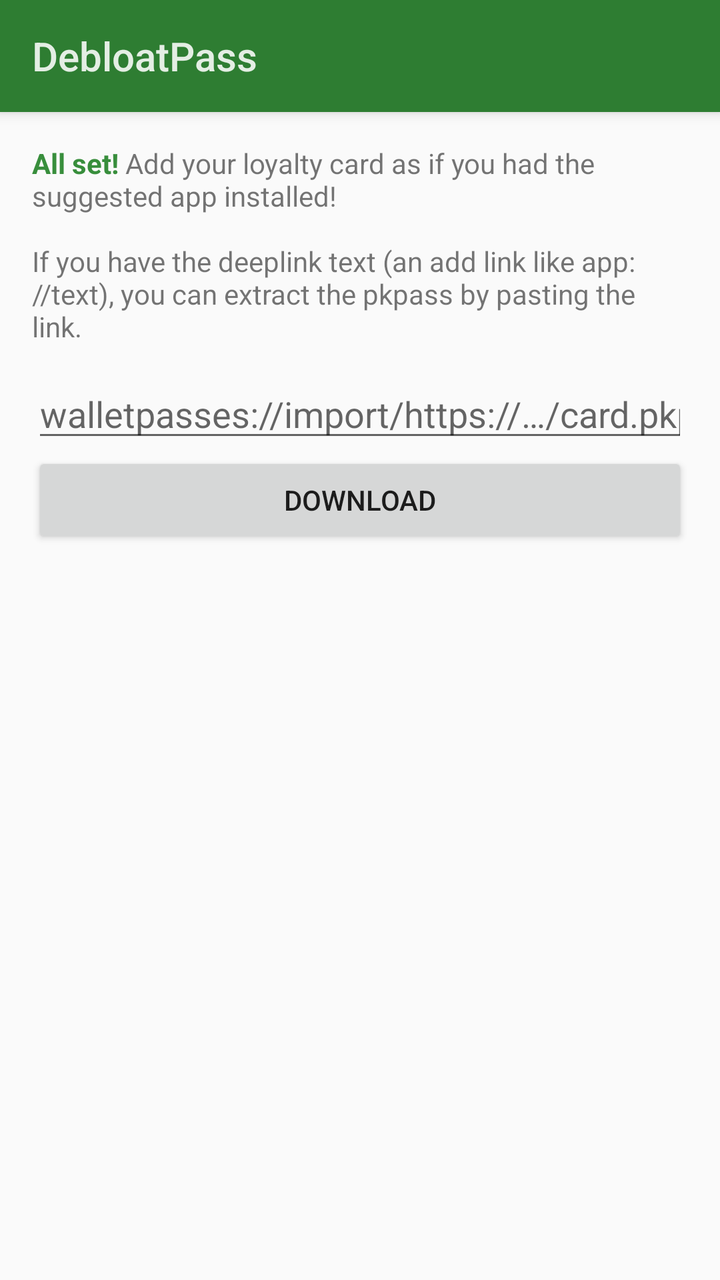
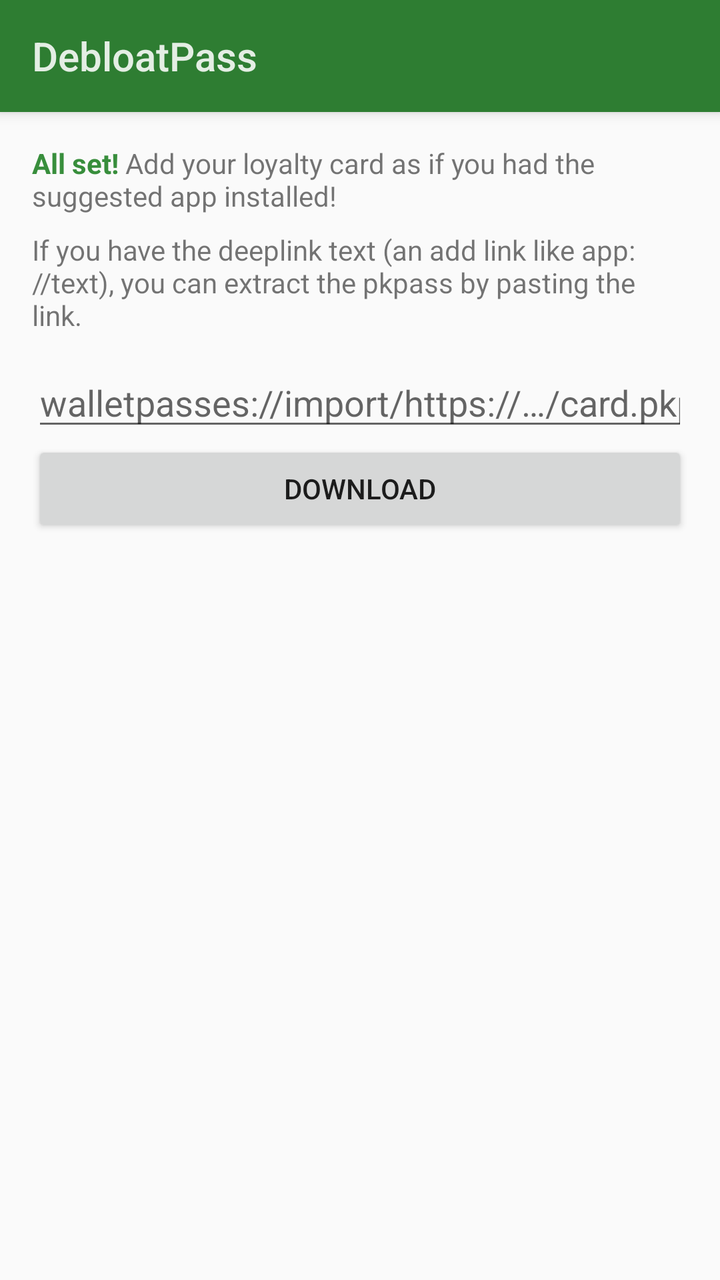

Two renders of the same Android screen: before a commit and after it. Below are the layout's source before the change and the commit's diff.
<!-- AndroidManifest.xml: application theme AppTheme -->
<!-- res/layout/activity_import.xml -->
<?xml version="1.0" encoding="utf-8"?>
<LinearLayout xmlns:android="http://schemas.android.com/apk/res/android"
    android:id="@+id/root"
    android:layout_width="match_parent"
    android:layout_height="match_parent"
    android:orientation="vertical">

    <Toolbar
        android:id="@+id/toolbar"
        android:layout_width="match_parent"
        android:layout_height="wrap_content"
        android:background="?android:attr/colorPrimary"
        android:elevation="4dp"
        android:minHeight="?android:attr/actionBarSize"
        android:theme="@android:style/ThemeOverlay.Material.Dark.ActionBar"
        android:title="@string/app_name" />

    <ScrollView
        android:id="@+id/scroll"
        android:layout_width="match_parent"
        android:layout_height="0dp"
        android:layout_weight="1"
        android:clipToPadding="false"
        android:fillViewport="true">

        <LinearLayout
            android:layout_width="match_parent"
            android:layout_height="wrap_content"
            android:orientation="vertical"
            android:padding="16dp">

            <TextView
                android:id="@+id/intro"
                android:layout_width="match_parent"
                android:layout_height="wrap_content"
                android:text="@string/intro"
                android:textAppearance="?android:attr/textAppearanceSmall" />

            <EditText
                android:id="@+id/url"
                android:layout_width="match_parent"
                android:layout_height="wrap_content"
                android:layout_marginTop="12dp"
                android:hint="@string/hint_url"
                android:importantForAutofill="no"
                android:inputType="textUri"
                android:imeOptions="actionGo" />

            <Button
                android:id="@+id/fetch"
                android:layout_width="match_parent"
                android:layout_height="wrap_content"
                android:text="@string/fetch" />

            <ProgressBar
                android:id="@+id/progress"
                android:layout_width="wrap_content"
                android:layout_height="wrap_content"
                android:layout_gravity="center_horizontal"
                android:layout_marginTop="16dp"
                android:visibility="gone" />

            <TextView
                android:id="@+id/status"
                android:layout_width="match_parent"
                android:layout_height="wrap_content"
                android:layout_marginTop="16dp"
                android:textAppearance="?android:attr/textAppearanceMedium"
                android:textIsSelectable="true" />

            <LinearLayout
                android:id="@+id/actions"
                android:layout_width="match_parent"
                android:layout_height="wrap_content"
                android:layout_marginTop="16dp"
                android:orientation="vertical"
                android:visibility="gone">

                <Button
                    android:id="@+id/open"
                    android:layout_width="match_parent"
                    android:layout_height="wrap_content"
                    android:text="@string/open" />

                <Button
                    android:id="@+id/share"
                    android:layout_width="match_parent"
                    android:layout_height="wrap_content"
                    android:text="@string/share" />

                <Button
                    android:id="@+id/save"
                    android:layout_width="match_parent"
                    android:layout_height="wrap_content"
                    android:text="@string/save" />
            </LinearLayout>
        </LinearLayout>
    </ScrollView>
</LinearLayout>
<!-- resources referenced by this layout -->
<resources>
  <string name="app_name" translatable="false">DebloatPass</string>
  <string name="fetch">Download</string>
  <string name="hint_url" translatable="false">walletpasses://import/https://…/card.pkpass</string>
  <string name="intro"><font color="#388E3C"><b>All set!</b></font> Add your loyalty card as if you had the suggested app installed!\n\nIf you have the deeplink text (an add link like app://text), you can extract the pkpass by pasting the link.</string>
  <string name="open">Open in wallet</string>
  <string name="save">Save file</string>
  <string name="share">Share</string>
  <style name="AppTheme" parent="android:Theme.Material.Light.NoActionBar">
          <item name="android:colorPrimary">@color/brand</item>
          <item name="android:colorPrimaryDark">@color/brand_dark</item>
          <item name="android:colorAccent">@color/brand_accent</item>
      </style>
  <color name="brand">#2E7D32</color>
  <color name="brand_dark">#1B5E20</color>
  <color name="brand_accent">#388E3C</color>
</resources>

<!-- the commit's change to res/layout/activity_import.xml (unified diff, before → after) -->
@@ -29,11 +29,20 @@
             android:orientation="vertical"
             android:padding="16dp">
 
+            
             <TextView
-                android:id="@+id/intro"
+                android:id="@+id/intro_status"
                 android:layout_width="match_parent"
                 android:layout_height="wrap_content"
-                android:text="@string/intro"
+                android:text="@string/intro_ready"
+                android:textAppearance="?android:attr/textAppearanceSmall" />
+
+            <TextView
+                android:id="@+id/intro_paste"
+                android:layout_width="match_parent"
+                android:layout_height="wrap_content"
+                android:layout_marginTop="8dp"
+                android:text="@string/intro_paste"
                 android:textAppearance="?android:attr/textAppearanceSmall" />
 
             <EditText
<!-- resource entries referenced after the edit -->
@@ -3,7 +3,8 @@
   <string name="app_name" translatable="false">DebloatPass</string>
   <string name="fetch">Download</string>
   <string name="hint_url" translatable="false">walletpasses://import/https://…/card.pkpass</string>
-  <string name="intro"><font color="#388E3C"><b>All set!</b></font> Add your loyalty card as if you had the suggested app installed!\n\nIf you have the deeplink text (an add link like app://text), you can extract the pkpass by pasting the link.</string>
+  <string name="intro_paste">If you have the deeplink text (an add link like app://text), you can extract the pkpass by pasting the link.</string>
+  <string name="intro_ready"><font color="#388E3C"><b>All set!</b></font> Add your loyalty card as if you had the suggested app installed!</string>
   <string name="open">Open in wallet</string>
   <string name="save">Save file</string>
   <string name="share">Share</string>
